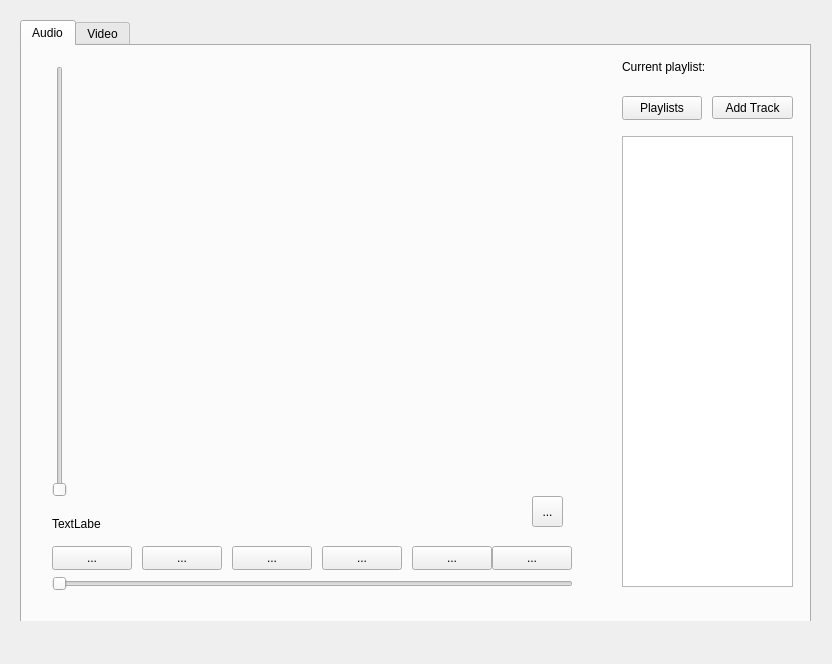
The window that widget.ui (monarxy/MusicPlayer) describes before a commit, drawn with Qt 5.
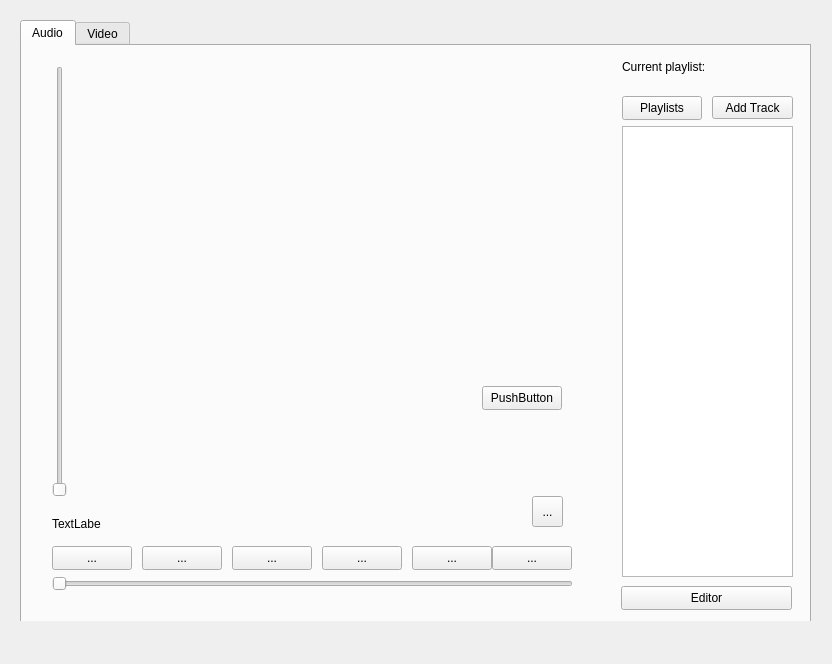
The same window after the commit.

Commit message: editor class has been added

Patch:
```diff
--- a/widget.ui
+++ b/widget.ui
@@ -199,7 +199,7 @@
        <property name="geometry">
         <rect>
          <x>600</x>
-         <y>90</y>
+         <y>80</y>
          <width>171</width>
          <height>451</height>
         </rect>
@@ -231,6 +231,32 @@
         <string/>
        </property>
       </widget>
+      <widget class="QPushButton" name="pushButton_2">
+       <property name="geometry">
+        <rect>
+         <x>460</x>
+         <y>340</y>
+         <width>80</width>
+         <height>24</height>
+        </rect>
+       </property>
+       <property name="text">
+        <string>PushButton</string>
+       </property>
+      </widget>
+      <widget class="QPushButton" name="editorButton">
+       <property name="geometry">
+        <rect>
+         <x>599</x>
+         <y>540</y>
+         <width>171</width>
+         <height>24</height>
+        </rect>
+       </property>
+       <property name="text">
+        <string>Editor</string>
+       </property>
+      </widget>
      </widget>
      <widget class="QWidget" name="tab_2">
       <attribute name="title">
```
The commit also changes 9 other files.
